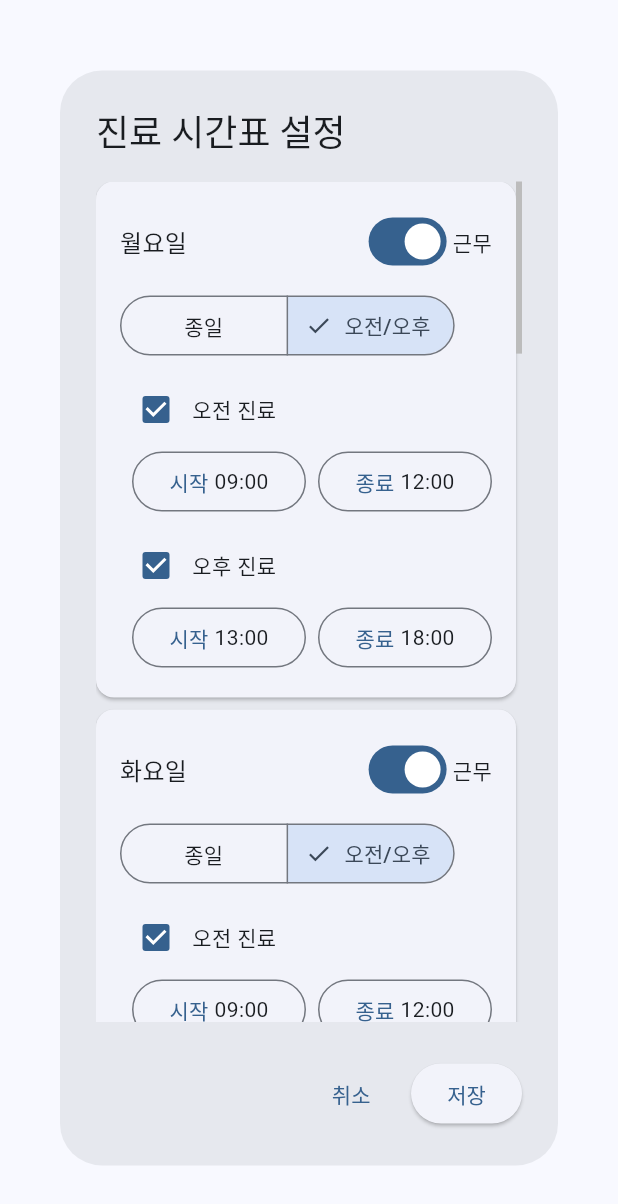
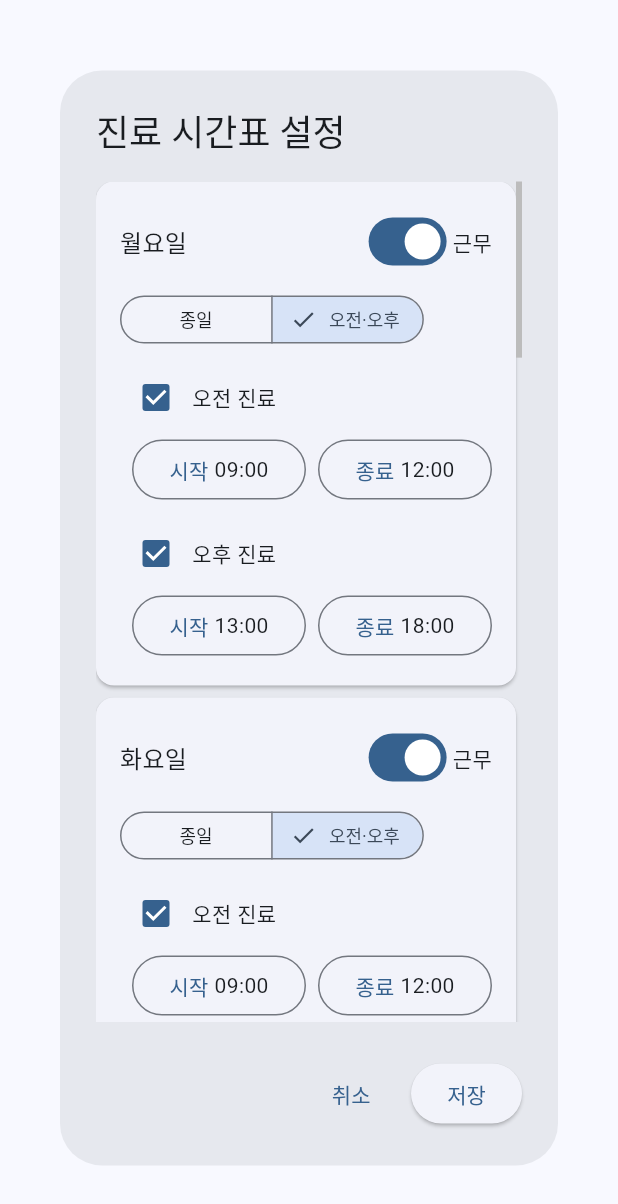
Before and after one commit to Eyebottle/eyebottlelee, a Flutter app: the ScheduleConfigWidget widget shown alone on an empty page, opened directly, on a phone screen of 412 x 824 dp. Shown: the top 1204 px of the screen. Run offline on Flutter 3.47's test engine with Material 3 defaults, Android fonts, the phone set to English and light mode, and no system bars; our stand-ins replace logger, shared_preferences; missing offline and left inert: cron, file_selector, launch_at_startup, record, system_tray, window_manager; accounts and stored records are empty.

Commit message:
fix: prevent segmented button overflow

```diff
--- a/lib/ui/widgets/schedule_config_widget.dart
+++ b/lib/ui/widgets/schedule_config_widget.dart
@@ -111,13 +111,22 @@ class _ScheduleConfigWidgetState extends State<ScheduleConfigWidget> {
           ),
           if (editor.working) ...[
             const SizedBox(height: AppSpacing.sm),
-            SegmentedButton<DaySessionMode>(
-              segments: const [
-                ButtonSegment(value: DaySessionMode.fullDay, label: Text('종일')),
-                ButtonSegment(value: DaySessionMode.split, label: Text('오전/오후')),
-              ],
-              selected: {editor.mode},
-              onSelectionChanged: (values) => _onModeChanged(index, values.first),
+            FittedBox(
+              fit: BoxFit.scaleDown,
+              alignment: Alignment.centerLeft,
+              child: SegmentedButton<DaySessionMode>(
+                segments: const [
+                  ButtonSegment(value: DaySessionMode.fullDay, label: Text('종일')),
+                  ButtonSegment(value: DaySessionMode.split, label: Text('오전·오후')),
+                ],
+                selected: {editor.mode},
+                style: ButtonStyle(
+                  padding: MaterialStateProperty.all(const EdgeInsets.symmetric(horizontal: 12, vertical: 8)),
+                  visualDensity: VisualDensity.compact,
+                  textStyle: MaterialStateProperty.all(TextStyle(fontSize: Theme.of(context).textTheme.bodySmall?.fontSize ?? 13)),
+                ),
+                onSelectionChanged: (values) => _onModeChanged(index, values.first),
+              ),
             ),
             const SizedBox(height: AppSpacing.sm),
             if (editor.mode == DaySessionMode.fullDay)
```
